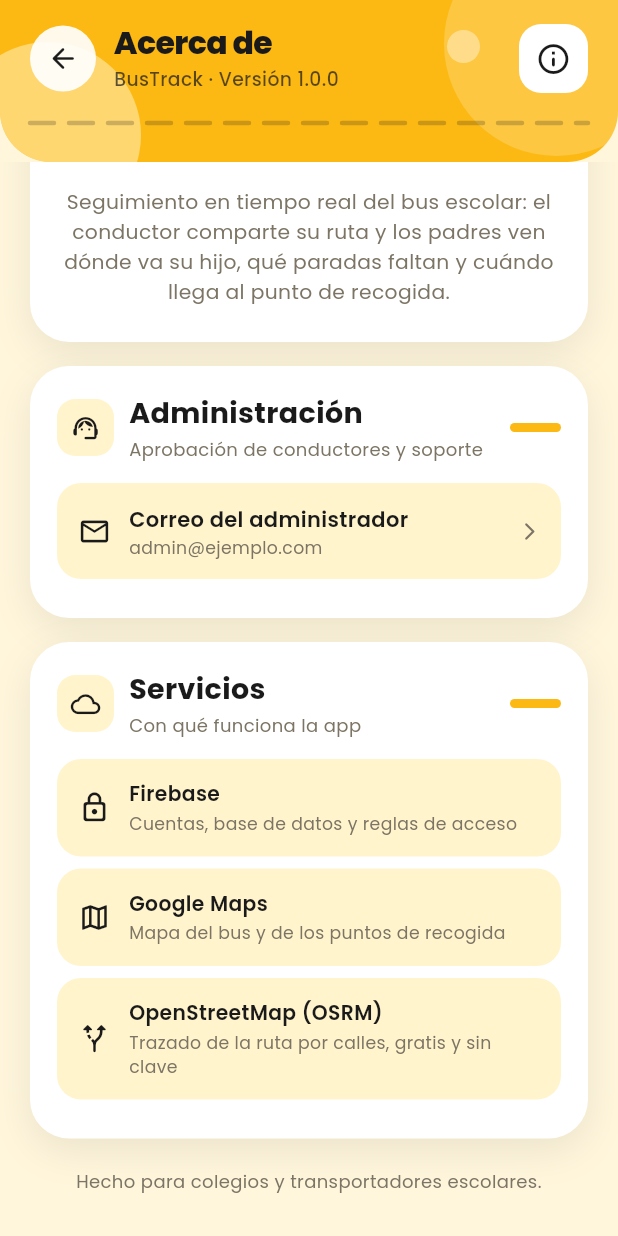
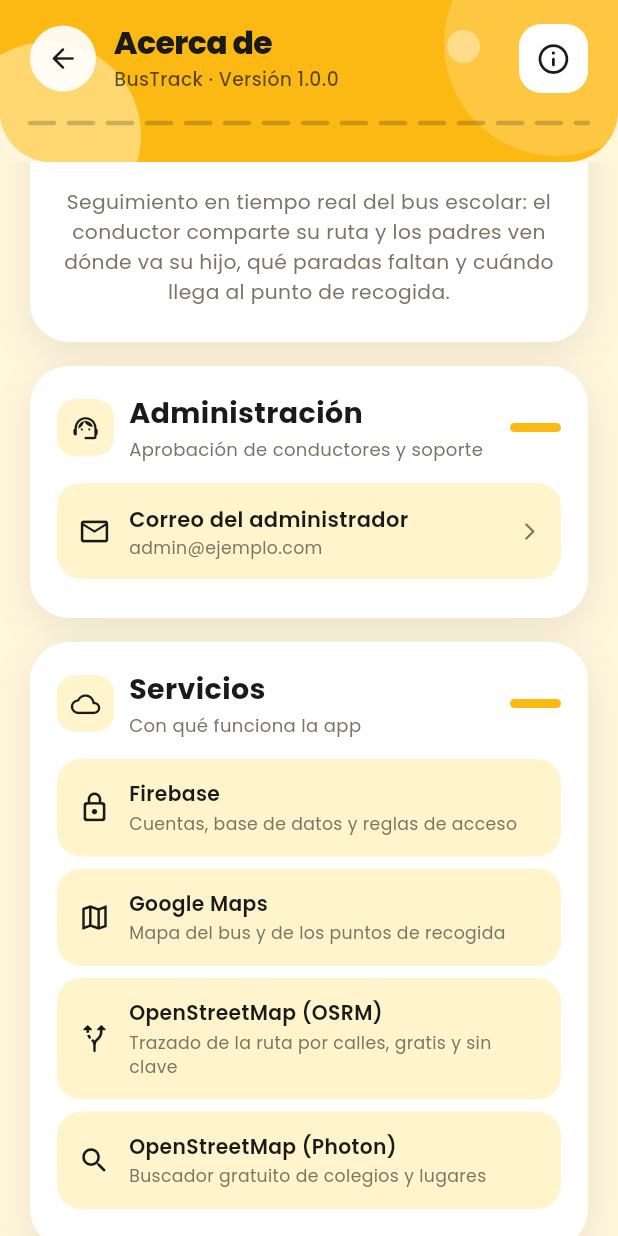
Before and after one commit to JustD4niz/Bustrack_public, a Flutter app: the AcercaDeScreen screen opened directly, scrolled down 201 dp, on a phone screen of 412 x 824 dp. Run offline on Flutter 3.47's test engine with Material 3 defaults, Android fonts, the phone set to English and light mode, and no system bars; our stand-ins replace cloud_firestore, file_picker, firebase_auth, firebase_core, geolocator, google_fonts and 5 more; missing offline and left inert: mobile_scanner; accounts and stored records are empty.

Commit message:
docs(acerca de): listar Photon y OSRM como servicios usados

```diff
--- a/lib/screens/acerca_de_screen.dart
+++ b/lib/screens/acerca_de_screen.dart
@@ -129,6 +129,11 @@ class AcercaDeScreen extends StatelessWidget {
                               title: 'OpenStreetMap (OSRM)',
                               subtitle: 'Trazado de la ruta por calles, gratis y sin clave',
                             ),
+                            _FilaServicio(
+                              icon: Icons.search_rounded,
+                              title: 'OpenStreetMap (Photon)',
+                              subtitle: 'Buscador gratuito de colegios y lugares',
+                            ),
                           ],
                         ),
                         const SizedBox(height: 20),
```
